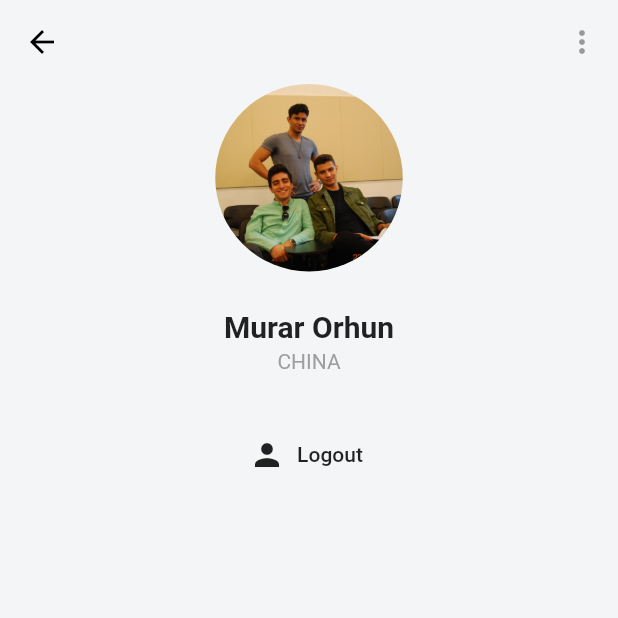
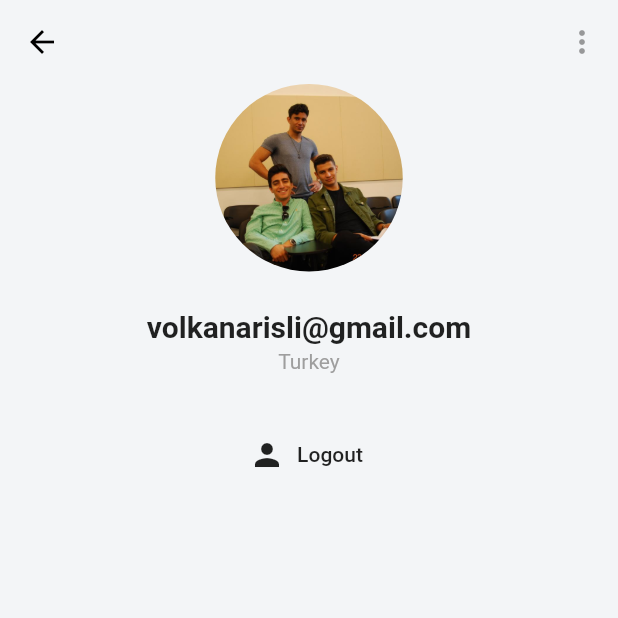
Before and after one commit to volkanarisli/gezginMobile, a Flutter app: the ProfileScreen screen opened by its route, on a phone screen of 412 x 824 dp, the top half of it. Run offline on Flutter 3.47's test engine with Material 2 defaults, Android fonts, the phone set to English and light mode, and no system bars; our stand-ins replace delayed_display, firebase_auth, flutter_map, font_awesome_flutter, geolocator, latlong; accounts and stored records are empty; Roboto replaces fonts that are missing (Montserrat).

Commit message:
Profile screen Update

```diff
--- a/lib/screens/profile_screen.dart
+++ b/lib/screens/profile_screen.dart
@@ -13,10 +13,15 @@
 
 import 'package:flutter/material.dart';
 import 'package:gezginmobile/services/auth.dart';
+import '../models/user.dart';
+import '../services/auth.dart';
 
 class ProfileScreen extends StatefulWidget {
   @override
   static const routeName = '/profile-screen';
+  // final User user;
+  // ProfileScreen({this.user});
+
   _ProfileScreenState createState() => _ProfileScreenState();
 }
 
@@ -61,7 +66,7 @@ class _ProfileScreenState extends State<ProfileScreen> {
               ),
               SizedBox(height: 25.0),
               Text(
-                'Murar Orhun',
+                'volkanarisli@gmail.com',
                 style: TextStyle(
                     fontFamily: 'Montserrat',
                     fontSize: 20.0,
@@ -69,7 +74,7 @@ class _ProfileScreenState extends State<ProfileScreen> {
               ),
               SizedBox(height: 4.0),
               Text(
-                'CHINA',
+                'Turkey',
                 style: TextStyle(fontFamily: 'Montserrat', color: Colors.grey),
               ),
               Padding(
@@ -80,7 +85,14 @@ class _ProfileScreenState extends State<ProfileScreen> {
                     },
                     icon: Icon(Icons.person),
                     label: Text('Logout')),
-              )
+              ),
+              // Padding(
+              //   padding: EdgeInsets.all(30.0),
+              //   child: FlatButton.icon(
+              //       onPressed: () {},
+              //       icon: Icon(Icons.person),
+              //       label: Text('Kullanıcı')),
+              // )
               // Padding(
               //   padding: EdgeInsets.all(30.0),
               //   child: Row(
```
